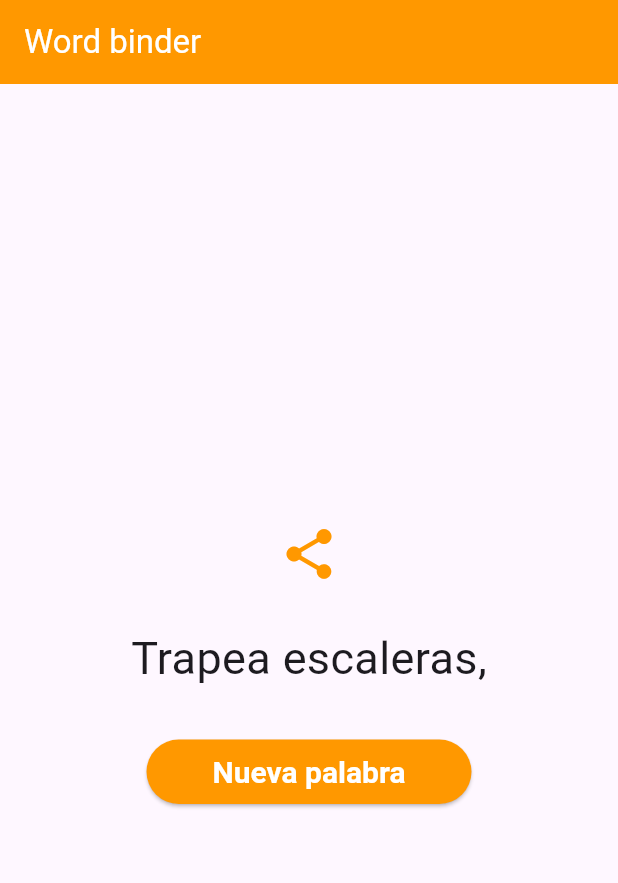
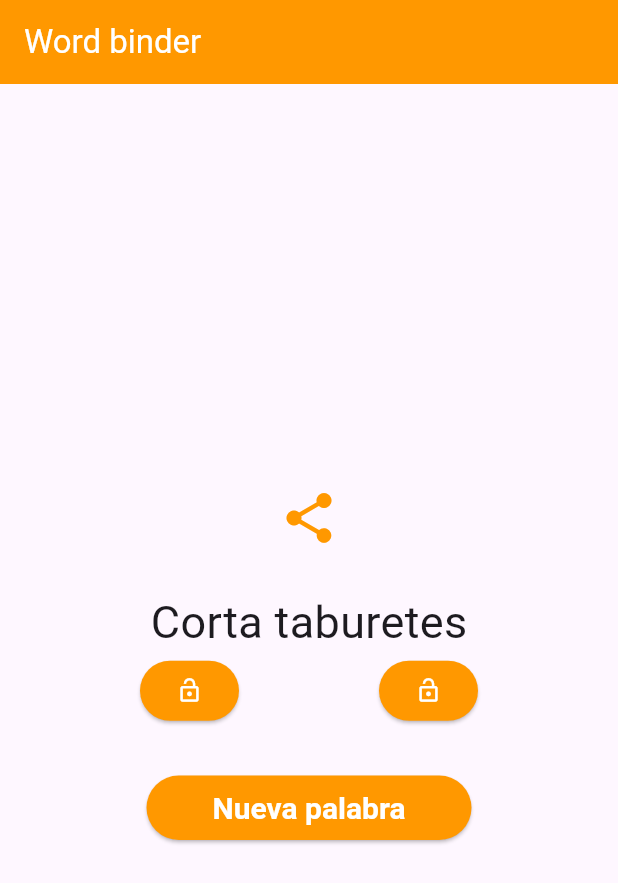
Before and after one commit to gerardggf/useless_apps, a Flutter app: the WordBinderView screen opened by its route, after a tap on "Nueva palabra", on a phone screen of 412 x 824 dp. Shown: the top 883 px of the screen. Run offline on Flutter 3.47's test engine with Material 3 defaults, Android fonts, the phone set to English and light mode, and no system bars; our stand-ins replace flutter_riverpod, freezed_annotation, go_router, share_plus; generated files the repository leaves out were written again.

Commit message:
wip first game

```diff
--- a/lib/app/presentation/modules/word_binder/word_binder_controller.dart
+++ b/lib/app/presentation/modules/word_binder/word_binder_controller.dart
@@ -1,23 +1,36 @@
 import 'dart:math';
 
 import 'package:flutter_riverpod/flutter_riverpod.dart';
+import 'package:useless_apps/app/presentation/modules/word_binder/state/word_binder_state.dart';
 import 'package:useless_apps/app/presentation/modules/word_binder/words/first_word_list.dart';
 import 'package:useless_apps/app/presentation/modules/word_binder/words/second_word_list.dart';
 
 final wordBinderControllerProvider =
-    StateNotifierProvider<WordBinderController, String>(
-  (ref) => WordBinderController(''),
+    StateNotifierProvider<WordBinderController, WordBinderState>(
+  (ref) => WordBinderController(
+    const WordBinderState(),
+  ),
 );
 
-class WordBinderController extends StateNotifier<String> {
+class WordBinderController extends StateNotifier<WordBinderState> {
   WordBinderController(super.state);
 
   void updateRandomWord() {
     final random = Random();
-    final firstWord =
-        firstWordList.toList()[random.nextInt(firstWordList.length)];
-    final secondWord =
-        secondWordList.toList()[random.nextInt(secondWordList.length)];
-    state = '$firstWord $secondWord';
+    final firstWord = state.firstWordLocked
+        ? state.word.split(' ').first
+        : firstWordList.toList()[random.nextInt(firstWordList.length)];
+    final secondWord = state.secondWordLocked
+        ? state.word.split(' ').last
+        : secondWordList.toList()[random.nextInt(secondWordList.length)];
+    state = state.copyWith(word: '$firstWord $secondWord');
+  }
+
+  void updateLockFirstWord(bool value) {
+    state = state.copyWith(firstWordLocked: value);
+  }
+
+  void updateLockSecondWord(bool value) {
+    state = state.copyWith(secondWordLocked: value);
   }
 }
--- a/lib/app/presentation/modules/word_binder/word_binder_view.dart
+++ b/lib/app/presentation/modules/word_binder/word_binder_view.dart
@@ -31,11 +31,11 @@ class _WordBinderViewState extends ConsumerState<WordBinderView> {
         child: Column(
           mainAxisAlignment: MainAxisAlignment.center,
           children: [
-            if (state.isNotEmpty)
+            if (state.word.isNotEmpty)
               IconButton(
                 onPressed: () {
                   Share.share(
-                    'Eres un ${state.toLowerCase()}',
+                    'Eres un ${state.word.toLowerCase()}',
                   );
                 },
                 icon: const Icon(
@@ -44,16 +44,40 @@ class _WordBinderViewState extends ConsumerState<WordBinderView> {
                   size: 40,
                 ),
               ),
-            if (state.isNotEmpty) 20.h,
-            if (state.isNotEmpty)
+            if (state.word.isNotEmpty) 20.h,
+            if (state.word.isNotEmpty)
               FittedBox(
                 fit: BoxFit.scaleDown,
                 child: Text(
-                  state,
+                  state.word,
                   style: const TextStyle(fontSize: 30),
                 ),
               ),
-            if (state.isNotEmpty) 30.h,
+            if (state.word.isNotEmpty)
+              Row(
+                mainAxisAlignment: MainAxisAlignment.spaceEvenly,
+                children: [
+                  ElevatedButton(
+                    onPressed: () {
+                      notifier.updateLockFirstWord(!state.firstWordLocked);
+                    },
+                    child: Icon(
+                      state.firstWordLocked ? Icons.lock : Icons.lock_open,
+                      color: Colors.white,
+                    ),
+                  ),
+                  ElevatedButton(
+                    onPressed: () {
+                      notifier.updateLockSecondWord(!state.secondWordLocked);
+                    },
+                    child: Icon(
+                      state.secondWordLocked ? Icons.lock : Icons.lock_open,
+                      color: Colors.white,
+                    ),
+                  ),
+                ],
+              ),
+            if (state.word.isNotEmpty) 30.h,
             ElevatedButton(
               onPressed: () {
                 notifier.updateRandomWord();
--- a/pubspec.yaml
+++ b/pubspec.yaml
@@ -16,12 +16,15 @@ dependencies:
   flutter_riverpod: ^2.5.3
   go_router: ^14.3.0
   share_plus: ^10.0.3
+  freezed_annotation: ^2.4.4
 
 dev_dependencies:
   flutter_test:
     sdk: flutter
 
   flutter_lints: ^4.0.0
+  build_runner: ^2.4.13
+  freezed: ^2.5.7
 
 flutter:
   uses-material-design: true
```
Also changed, not shown: lib/app/presentation/modules/word_binder/state/word_binder_state.dart (added, +12 -0 lines), lib/app/presentation/modules/word_binder/words/first_word_list.dart (+55 -0 lines), lib/app/presentation/modules/word_binder/words/second_word_list.dart (+72 -0 lines), pubspec.lock, 1 other file.
